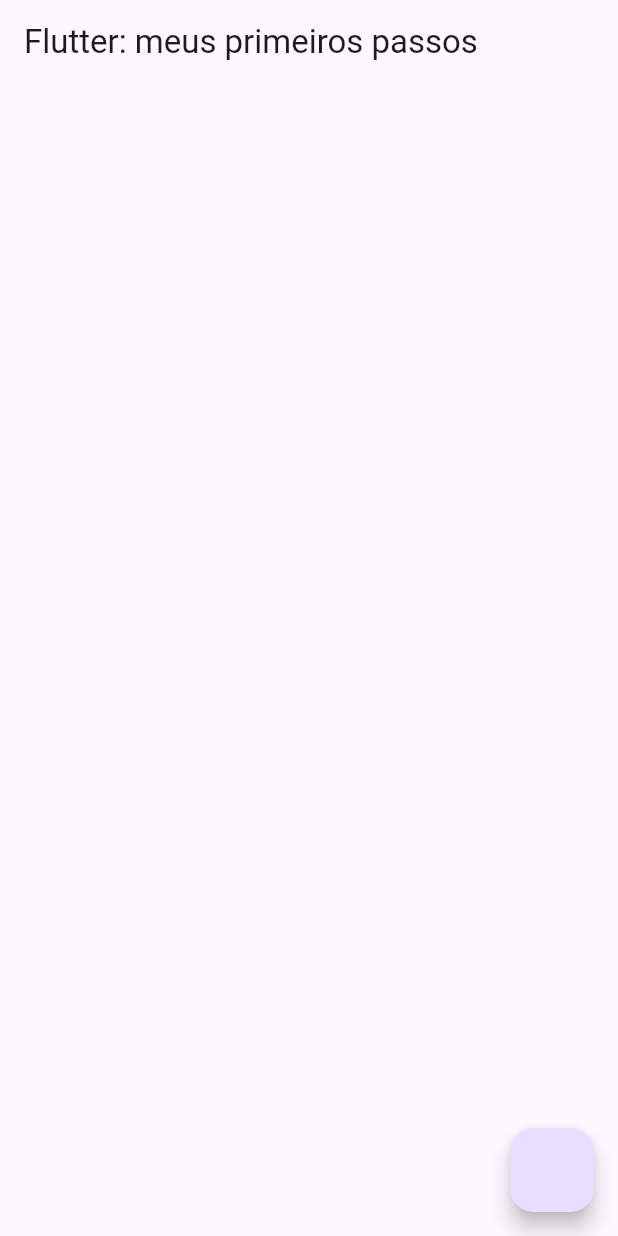
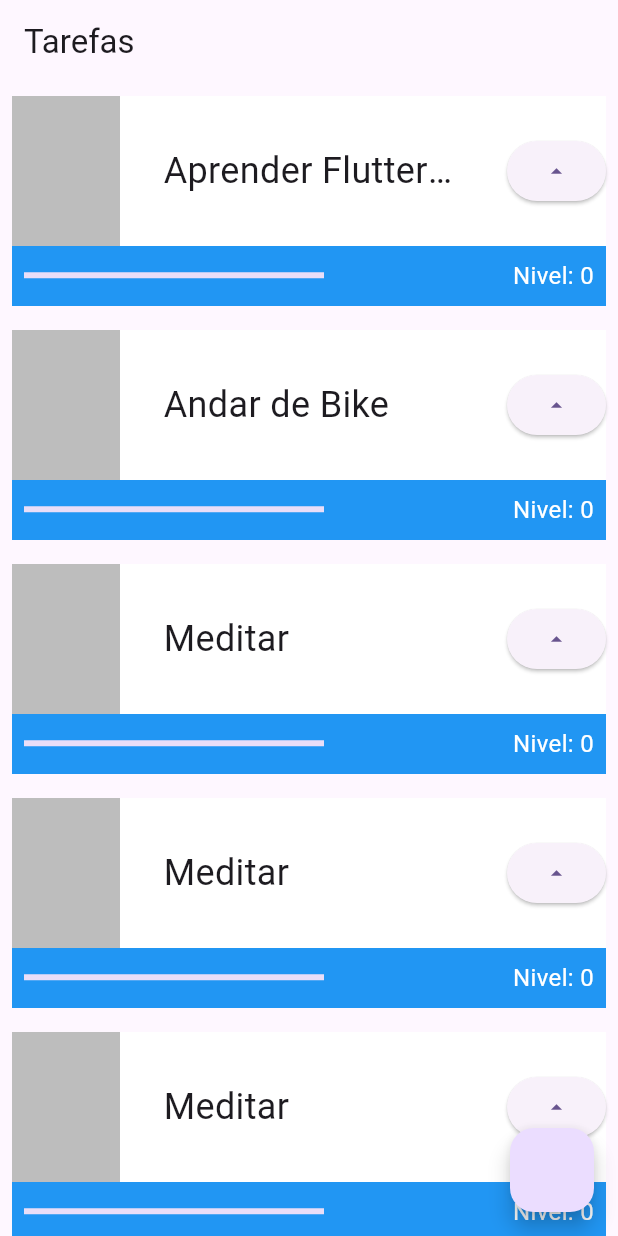
Before and after one commit to CristianCMP/flutter, a Flutter app: the screen it shows after launch, on a phone screen of 412 x 824 dp. Run offline on Flutter 3.47's test engine with Material 2 defaults, Android fonts, the phone set to English and light mode, and no system bars.

Commit message:
Avançando

```diff
--- a/lib/main.dart
+++ b/lib/main.dart
@@ -1,4 +1,5 @@
 import 'package:flutter/material.dart';
+import 'package:flutter/rendering.dart';
 
 void main() {
   runApp(const MyApp());
@@ -18,11 +19,114 @@ class MyApp extends StatelessWidget {
       ),
       home: Scaffold(
         appBar: AppBar(
-          title: Text('Flutter: meus primeiros passos'),
+          title: Text('Tarefas'),
         ),
-        body: Container(),
-        floatingActionButton: FloatingActionButton(onPressed: (){}),
+        body: ListView(
+          scrollDirection: Axis.vertical,
+          children: [
+            Task(
+                'Aprender FlutterFlutterFlutterFlutterFlutterFlutterFlutterFlutterFlutterFlutterFlutterFlutterFlutterFlutterFlutterFlutter fim'),
+            Task('Andar de Bike'),
+            Task('Meditar'),
+            Task('Meditar'),
+            Task('Meditar'),
+            Task('Meditar'),
+            Task('Meditar'),
+            Task('Meditar'),
+            Task('Meditar'),
+          ],
+        ),
+        floatingActionButton: FloatingActionButton(onPressed: () {}),
       ),
     );
   }
 }
+
+class Task extends StatefulWidget {
+  final String nome;
+
+  const Task(this.nome, {Key? key}) : super(key: key);
+
+  @override
+  State<Task> createState() => _TaskState();
+}
+
+class _TaskState extends State<Task> {
+  int nivel = 0;
+
+  @override
+  Widget build(BuildContext context) {
+    return Padding(
+      padding: const EdgeInsets.all(8.0),
+      child: Container(
+        child: Stack(
+          children: [
+            Container(
+              color: Colors.blue,
+              height: 140,
+            ),
+            Column(
+              children: [
+                Container(
+                  color: Colors.white,
+                  height: 100,
+                  child: Row(
+                    mainAxisAlignment: MainAxisAlignment.spaceBetween,
+                    children: [
+                      Container(
+                        color: Colors.black26,
+                        width: 72,
+                        height: 100,
+                      ),
+                      Container(
+                          width: 200,
+                          child: Text(
+                            widget.nome,
+                            style: TextStyle(
+                              fontSize: 24,
+                              overflow: TextOverflow.ellipsis,
+                            ),
+                          )),
+                      ElevatedButton(
+                          onPressed: () {
+                            setState(() {
+                              nivel++;
+                            });
+                          },
+                          child: Icon(Icons.arrow_drop_up))
+                    ],
+                  ),
+                ),
+                Row(
+                  mainAxisAlignment: MainAxisAlignment.spaceBetween,
+                  children: [
+                    Padding(
+                      padding: const EdgeInsets.all(8.0),
+                      child: Container(
+                        width: 200,
+                        child: LinearProgressIndicator(
+                          color: Colors.white,
+                          value: nivel/10,
+                        ),
+                      ),
+                    ),
+                    Padding(
+                      padding: const EdgeInsets.all(8.0),
+                      child: Text(
+                        'Nivel: $nivel',
+                        style: TextStyle(
+                          color: Colors.white,
+                          fontSize: 16,
+                        ),
+                      ),
+                    ),
+                  ],
+                ),
+              ],
+            ),
+          ],
+        ),
+      ),
+    );
+  }
+}
```
